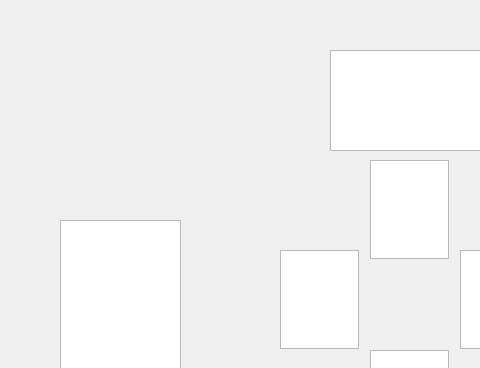
Qt form ui/tarot.ui (thomas40510/ProjetInfoS2) before a commit; both pictures show x 0 to 480 and y 0 to 368 of the 800 by 650 pixel window.
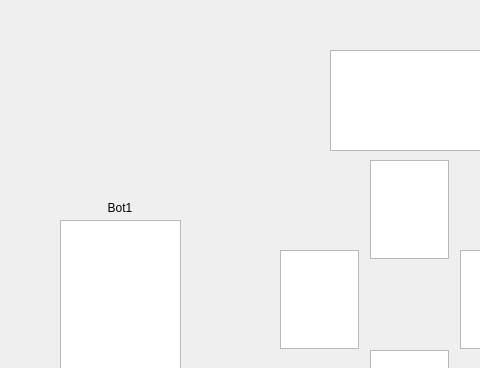
The same form after that commit.

What changed in the file:
```diff
--- a/ui/tarot.ui
+++ b/ui/tarot.ui
@@ -111,6 +111,22 @@
      </rect>
     </property>
    </widget>
+   <widget class="QLabel" name="label">
+    <property name="geometry">
+     <rect>
+      <x>90</x>
+      <y>200</y>
+      <width>60</width>
+      <height>16</height>
+     </rect>
+    </property>
+    <property name="text">
+     <string>Bot1</string>
+    </property>
+    <property name="alignment">
+     <set>Qt::AlignCenter</set>
+    </property>
+   </widget>
   </widget>
   <widget class="QMenuBar" name="menubar">
    <property name="geometry">
```
